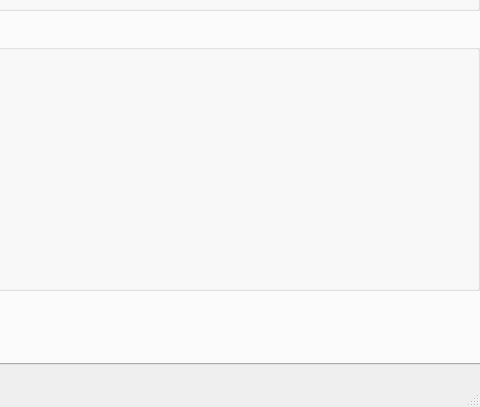
Before: the Qt Designer form homeControl_ui.ui in omegatao/homeControlCenter_viaBroadLink, drawn with Qt 5; both pictures show x 113 to 593 and y 346 to 753 of the 593 by 753 pixel window.
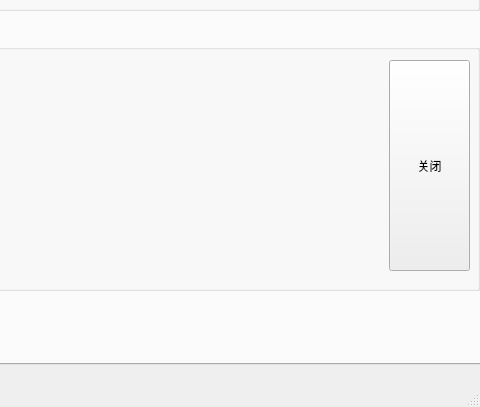
After: the same form once the commit is applied.

Patch:
```diff
--- a/homeControl_ui.ui
+++ b/homeControl_ui.ui
@@ -210,6 +210,24 @@
         <string>夏季制冷26℃</string>
        </property>
       </widget>
+      <widget class="QPushButton" name="pushButton_study_AC_off">
+       <property name="geometry">
+        <rect>
+         <x>500</x>
+         <y>30</y>
+         <width>81</width>
+         <height>211</height>
+        </rect>
+       </property>
+       <property name="font">
+        <font>
+         <pointsize>9</pointsize>
+        </font>
+       </property>
+       <property name="text">
+        <string>关闭</string>
+       </property>
+      </widget>
      </widget>
     </widget>
     <widget class="QWidget" name="tab_3">
```
Left out of the diff: 2 changed lines with no effect on the pictures.
